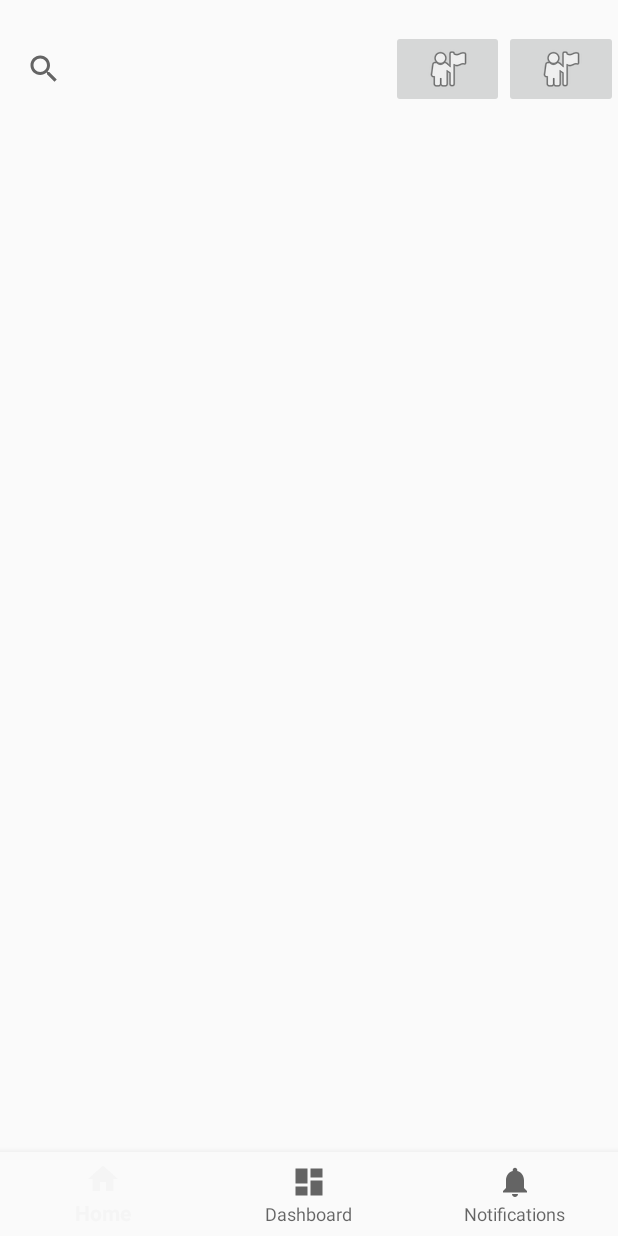
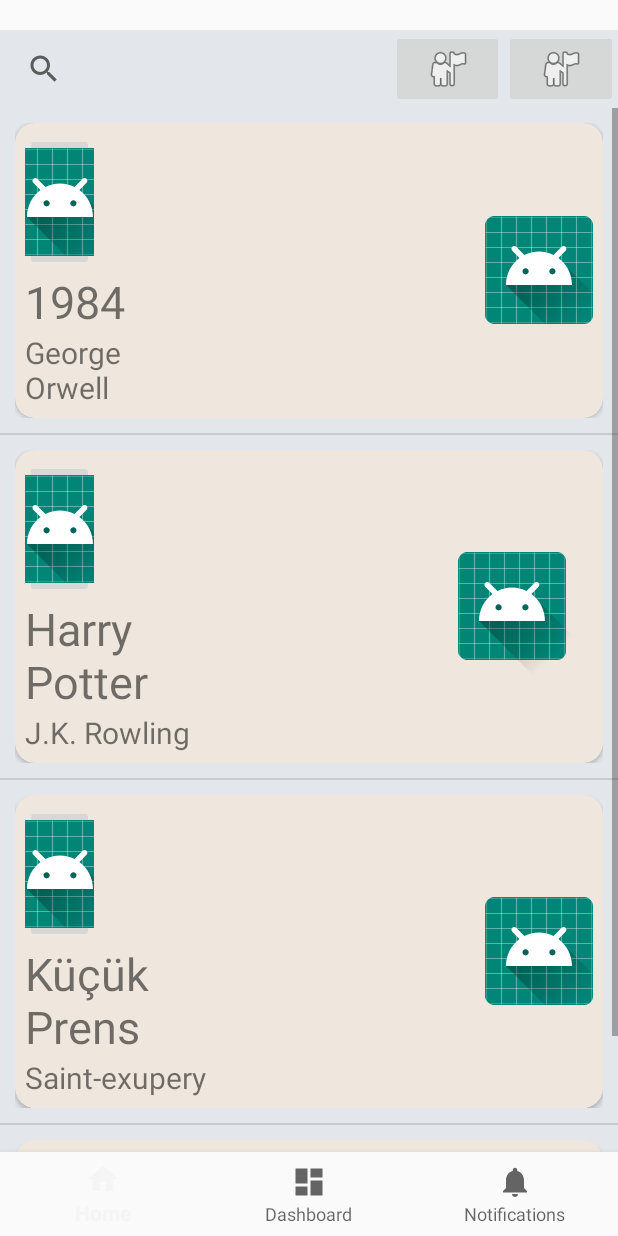
Before and after one commit to bariseymur/bookclub, an Android app: the GeneralListFragment screen opened directly, with no data from a screen before it, on a phone screen of 412 x 824 dp. Run offline under Robolectric (Android 15) with nearby library versions, the phone set to English and light mode, and no system bars.

Commit message:
General List Item

```diff
--- a/app/src/main/java/com/bookclub/app/bookclub/GeneralListFragment.java
+++ b/app/src/main/java/com/bookclub/app/bookclub/GeneralListFragment.java
@@ -5,11 +5,15 @@ import android.net.Uri;
 import android.os.Bundle;
 import android.support.annotation.NonNull;
 import android.support.annotation.Nullable;
+import android.support.design.widget.Snackbar;
 import android.support.v4.app.Fragment;
 import android.view.LayoutInflater;
 import android.view.View;
 import android.view.ViewGroup;
 import android.widget.ArrayAdapter;
+import android.widget.ImageButton;
+import android.widget.ListView;
+import android.widget.TextView;
 
 import java.util.ArrayList;
 
@@ -31,6 +35,7 @@ public class GeneralListFragment extends Fragment {
     // TODO: Rename and change types of parameters
     private String mParam1;
     private String mParam2;
+    private ArrayList<GeneralListContent> generalListContent;
 
     private OnFragmentInteractionListener mListener;
 
@@ -56,6 +61,14 @@ public class GeneralListFragment extends Fragment {
         return fragment;
     }
 
+    private void populateGeneralList(){
+        generalListContent.add(new GeneralListContent(1, "1984", "George Orwell", "slkflskdfj"));
+        generalListContent.add(new GeneralListContent(2, "Harry Potter", "J.K. Rowling", "slkflskdfj"));
+        generalListContent.add(new GeneralListContent(1, "Küçük Prens", "Saint-exupery", "slkflskdfj"));
+        generalListContent.add(new GeneralListContent(1, "Şeytan Ayrıntıda Saklıdır", "Ahmet Ümit", "slkflskdfj"));
+
+    }
+
     @Override
     public void onCreate(Bundle savedInstanceState) {
         super.onCreate(savedInstanceState);
@@ -68,8 +81,15 @@ public class GeneralListFragment extends Fragment {
     @Override
     public View onCreateView(LayoutInflater inflater, ViewGroup container,
                              Bundle savedInstanceState) {
+
+        View view = inflater.inflate(R.layout.fragment_general_list, container, false);
+        generalListContent = new ArrayList<>();
+        populateGeneralList();
+        ListView listView = view.findViewById(R.id.generalList);
+        ArrayAdapter<GeneralListContent> generalListContentArrayAdapter = new GeneralListAdapter(generalListContent, getContext());
+        listView.setAdapter(generalListContentArrayAdapter);
         // Inflate the layout for this fragment
-        return inflater.inflate(R.layout.fragment_general_list, container, false);
+        return view;
     }
 
     // TODO: Rename method, update argument and hook method into UI event
@@ -111,11 +131,20 @@ public class GeneralListFragment extends Fragment {
         void onFragmentInteraction(Uri uri);
     }
 
+    protected static class ViewHolder{
+        ImageButton transactionImageButton;
+        TextView authorNameTextView;
+        TextView bookTitleTextView;
+        ImageButton bookImageButton;
+    }
+
 
     public class GeneralListAdapter extends ArrayAdapter<GeneralListContent> implements View.OnClickListener{
 
         private ArrayList<GeneralListContent> dataSet;
         Context context;
+
+
 
         public GeneralListAdapter(ArrayList<GeneralListContent> data, Context context) {
             super(context, R.layout.general_list_item, data);
@@ -126,10 +155,67 @@ public class GeneralListFragment extends Fragment {
 
         @NonNull
         @Override
-        public View getView(int position, @Nullable View convertView, @NonNull ViewGroup parent) {
+        public View getView(final int position, @Nullable View convertView, @NonNull ViewGroup parent) {
+            final GeneralListContent generalListContent = getItem(position);
+
+            ViewHolder viewHolder;
+
+            final View result;
+
+            if (convertView == null){
+                viewHolder = new ViewHolder();
+                LayoutInflater inflater = LayoutInflater.from(getContext());
+                convertView = inflater.inflate(R.layout.general_list_item, parent, false);
+                viewHolder.authorNameTextView = (TextView)convertView.findViewById(R.id.authorTextView);
+                viewHolder.bookTitleTextView= (TextView)convertView.findViewById(R.id.bookTitleTextView);
+                viewHolder.bookImageButton= (ImageButton) convertView.findViewById(R.id.bookImageButton);
+                viewHolder.transactionImageButton = (ImageButton) convertView.findViewById(R.id.transactionImageButton);
+                result = convertView;
+                convertView.setTag(viewHolder);
+
+            }
+            else{
+                viewHolder = (ViewHolder)convertView.getTag();
+                result = convertView;
+            }
+
+            viewHolder.authorNameTextView.setText(generalListContent.getAuthorName());
+            viewHolder.bookTitleTextView.setText(generalListContent.getBookTitle());
 
 
-            return super.getView(position, convertView, parent);
+            if (generalListContent.getTransactionType() == 1){
+                viewHolder.bookImageButton.setBackgroundResource(R.drawable.ic_home_black_24dp);
+            }
+            else
+                viewHolder.bookImageButton.setBackgroundResource(R.drawable.ic_launcher_foreground);
+
+            viewHolder.transactionImageButton.setOnClickListener(new View.OnClickListener() {
+                @Override
+                public void onClick(View v) {
+                    if (generalListContent.getTransactionType() == 1){
+                        Snackbar.make(v, "Transaction Type : Sell", Snackbar.LENGTH_SHORT).show();
+                    }
+                    else{
+
+                        Snackbar.make(v, "Transaction Type : Trade", Snackbar.LENGTH_SHORT).show();
+                    }
+                }
+            });
+
+
+            viewHolder.bookImageButton.setOnClickListener(new View.OnClickListener() {
+                @Override
+                public void onClick(View v) {
+                    Snackbar.make(v, "Title : " + generalListContent.getBookTitle() + " Author : " + generalListContent.getAuthorName(), Snackbar.LENGTH_SHORT).show();
+                }
+            });
+
+
+            // viewHolder.bookImageButton.setImageDrawable(sadasd);
+            //viewHolder.transactionImageButton;
+
+
+            return convertView;
         }
 
         @Override
--- a/app/src/main/res/layout/fragment_general_list.xml
+++ b/app/src/main/res/layout/fragment_general_list.xml
@@ -4,6 +4,7 @@
     android:layout_width="match_parent"
     android:layout_height="match_parent"
     android:layout_marginTop="20dp"
+    android:background="@color/backgroundColor"
     tools:context="com.bookclub.app.bookclub.GeneralListFragment">
 
     <!-- TODO: Update blank fragment layout -->
@@ -14,6 +15,7 @@
         android:layout_height="match_parent"
         android:orientation="vertical">
 
+
         <LinearLayout
             android:layout_width="match_parent"
             android:layout_height="wrap_content"
@@ -23,10 +25,10 @@
             <SearchView
                 android:layout_width="wrap_content"
                 android:layout_height="wrap_content"
+                android:layout_marginBottom="0dp"
                 android:layout_marginLeft="5dp"
+                android:layout_marginRight="5dp"
                 android:layout_marginTop="2dp"
-                android:layout_marginRight="5dp"
-                android:layout_marginBottom="0dp"
                 android:minWidth="250dp">
 
             </SearchView>
@@ -47,10 +49,10 @@
 
         </LinearLayout>
 
-        <LinearLayout
+        <ListView
+            android:id="@+id/generalList"
             android:layout_width="match_parent"
-            android:layout_height="match_parent"
-            android:orientation="vertical"></LinearLayout>
+            android:layout_height="match_parent" />
 
     </LinearLayout>
 
--- a/app/src/main/res/layout/general_list_item.xml
+++ b/app/src/main/res/layout/general_list_item.xml
@@ -10,7 +10,12 @@
 
     <android.support.v7.widget.CardView
         android:layout_width="match_parent"
-        android:layout_height="wrap_content" >
+        android:layout_height="wrap_content"
+        android:background="@color/backgroundColor"
+        android:clickable="false"
+        app:cardBackgroundColor="@color/cardBackgroundColor"
+        app:cardCornerRadius="20px">
+
 
         <LinearLayout
             android:layout_width="match_parent"
@@ -24,10 +29,11 @@
                 android:layout_alignParentTop="true"
                 android:layout_marginEnd="82dp"
                 android:layout_toStartOf="@+id/bookImageButton"
-                android:orientation="vertical">
+                android:orientation="vertical"
+                android:padding="10px">
 
 
-                <ImageView
+                <ImageButton
                     android:id="@+id/transactionImageButton"
                     android:layout_width="46dp"
                     android:layout_height="wrap_content"
@@ -39,17 +45,17 @@
 
                 <TextView
                     android:id="@+id/bookTitleTextView"
-                    android:layout_width="179dp"
+                    android:layout_width="wrap_content"
                     android:layout_height="wrap_content"
                     android:text="TextView"
                     android:textSize="30dp" />
 
                 <TextView
                     android:id="@+id/authorTextView"
-                    android:layout_width="match_parent"
+                    android:layout_width="wrap_content"
                     android:layout_height="wrap_content"
                     android:text="TextView"
-                    android:textSize="30dp" />
+                    android:textSize="20dp" />
             </LinearLayout>
 
             <RelativeLayout
--- a/app/src/main/res/values/colors.xml
+++ b/app/src/main/res/values/colors.xml
@@ -5,4 +5,5 @@
     <color name="colorAccent">#D81B60</color>
     <color name="buttonColor">#229021</color>
     <color name="backgroundColor">#e3e6ea</color>
+    <color name="cardBackgroundColor">#efe7de</color>
 </resources>
```
